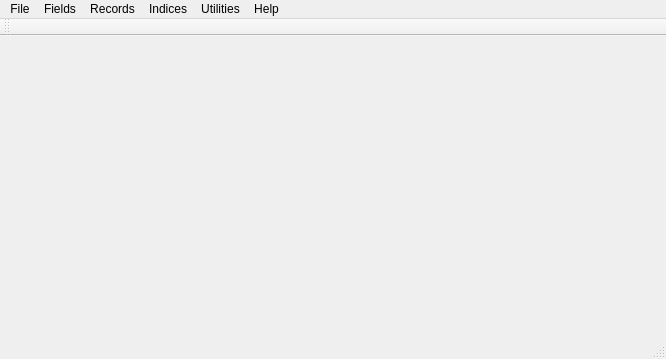
Old version of the form RecordsManagementSystem/mainwindow.ui in the repository Henry23/RecordsManagementSystem.
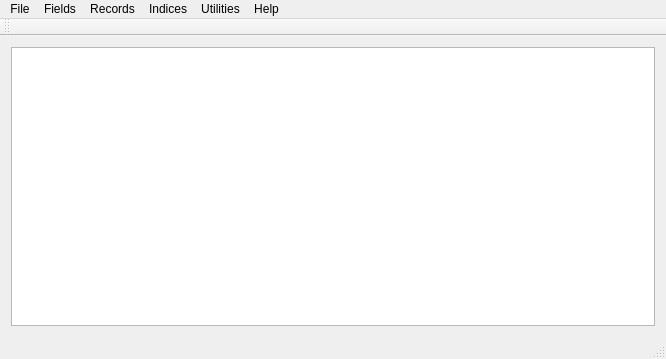
New version of the form.

Commit message: RecordsFile and ADTFile

```diff
--- a/RecordsManagementSystem/mainwindow.ui
+++ b/RecordsManagementSystem/mainwindow.ui
@@ -14,7 +14,11 @@
    <string>MainWindow</string>
   </property>
   <widget class="QWidget" name="centralWidget">
-   <layout class="QHBoxLayout" name="horizontalLayout"/>
+   <layout class="QHBoxLayout" name="horizontalLayout">
+    <item>
+     <widget class="QTableView" name="tableViewRecords"/>
+    </item>
+   </layout>
   </widget>
   <widget class="QMenuBar" name="menuBar">
    <property name="geometry">
```
The commit also changes 5 other files.
